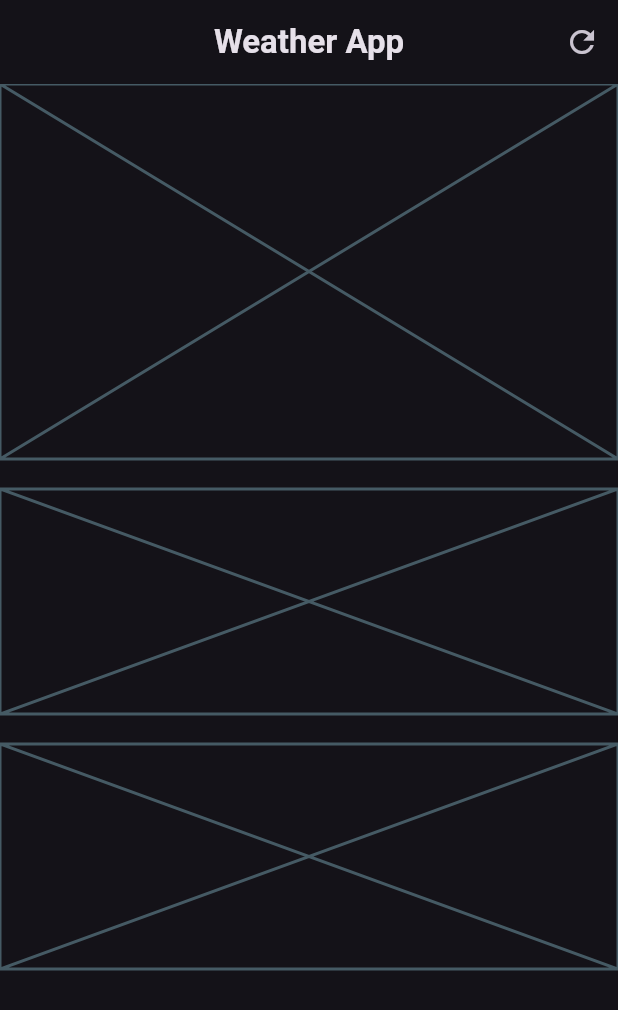
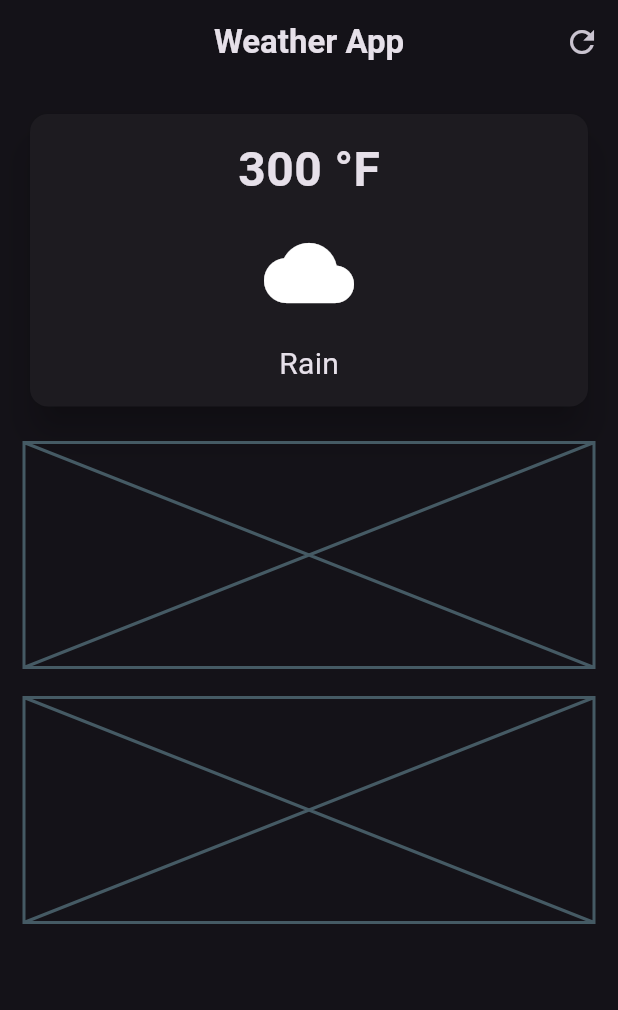
Before and after one commit to Mounirou12/WeatherFlutter, a Flutter app: the screen it shows after launch, on a phone screen of 412 x 824 dp. Shown: the top 1010 px of the screen. Run offline on Flutter 3.47's test engine with Material 3 defaults, Android fonts, the phone set to English and light mode, and no system bars.

```diff
--- a/lib/weather_screen.dart
+++ b/lib/weather_screen.dart
@@ -27,12 +27,41 @@ class _WeatherScreenState extends State<WeatherScreen> {
           ),
         ],
       ),
-      body: Column(
+      body: Padding(
+        padding: const EdgeInsets.all(16.0),
+        child: Column(
           children: [
             //main card
-          const Placeholder(
-            fallbackHeight: 250,
-            //child: const Text('Main Card'),
+            SizedBox(
+              width: double.infinity,
+              child: Card(
+                elevation: 10,
+                child: Padding(
+                  padding: const EdgeInsets.all(14.0),
+                  child: Column(
+                    children: [
+                      const Text(
+                        '300 °F',
+                        style: TextStyle(
+                          fontSize: 32,
+                          fontWeight: FontWeight.bold,
+                        ),
+                      ),
+                      const SizedBox(
+                        height: 16,
+                      ),
+                      const Icon(
+                        Icons.cloud,
+                        size: 60,
+                      ),
+                      const SizedBox(
+                        height: 16,
+                      ),
+                      const Text('Rain',style: TextStyle(fontSize: 20),),
+                    ],
+                  ),
+                ),
+              ),
             ),
             const SizedBox(
               height: 20,
@@ -50,6 +79,7 @@ class _WeatherScreenState extends State<WeatherScreen> {
             ),
           ],
         ),
+      ),
     );
   }
 }
```
Lines whose indentation alone changed are shown as unchanged.
